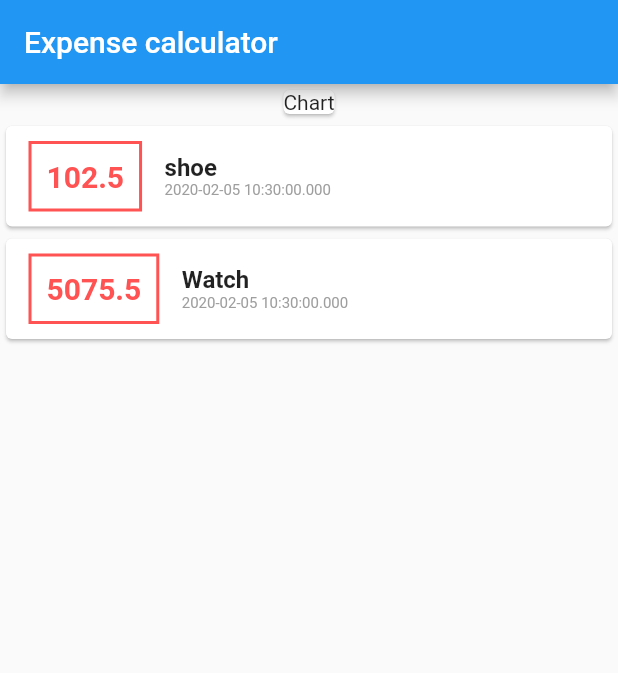
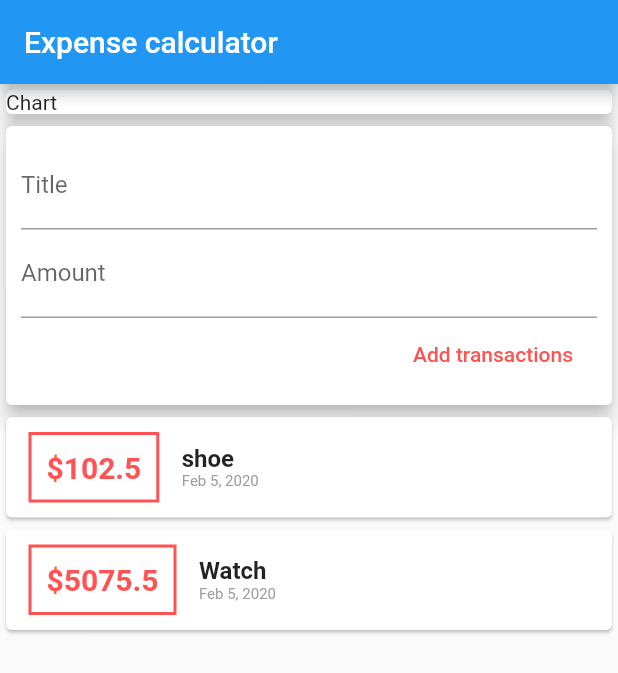
Before and after one commit to madhank93/flutter_personal_expense_app, a Flutter app: the screen it shows after launch, on a phone screen of 412 x 824 dp. Shown: the top 673 px of the screen. Run offline on Flutter 3.47's test engine with Material 2 defaults, Android fonts, the phone set to English and light mode, and no system bars.

Commit message:
Adding date format, text input fields and text_editing_controller

```diff
--- a/lib/main.dart
+++ b/lib/main.dart
@@ -1,4 +1,7 @@
 import 'package:flutter/material.dart';
+import 'package:flutter/rendering.dart';
+import 'package:intl/intl.dart';
+
 import 'package:flutter_personal_expense_app/transcation.dart';
 
 void main() => runApp(PersonalExpense());
@@ -10,18 +13,48 @@ class PersonalExpense extends StatelessWidget {
         id: '002', title: 'Watch', amount: 5075.50, date: DateTime.now())
   ];
 
+  final titleController = TextEditingController();
+  final amountController = TextEditingController();
+
   @override
   Widget build(BuildContext context) {
     return MaterialApp(
+      debugShowCheckedModeBanner: false,
       home: Scaffold(
         appBar: AppBar(
           title: Text('Expense calculator'),
         ),
         body: Column(
+          crossAxisAlignment: CrossAxisAlignment.stretch,
           children: <Widget>[
             Container(
               child: Card(
                 child: Text('Chart'),
+                elevation: 5,
+              ),
+            ),
+            Card(
+              elevation: 5,
+              child: Container(
+                padding: EdgeInsets.all(10),
+                child: Column(
+                  crossAxisAlignment: CrossAxisAlignment.end,
+                  children: <Widget>[
+                    TextField(
+                      decoration: InputDecoration(labelText: 'Title'),
+                      controller: titleController,
+                    ),
+                    TextField(
+                      decoration: InputDecoration(labelText: 'Amount'),
+                      controller: amountController,
+                    ),
+                    FlatButton(
+                      onPressed: () {},
+                      child: Text('Add transactions'),
+                      textColor: Colors.redAccent,
+                    )
+                  ],
+                ),
               ),
             ),
             Column(
@@ -41,7 +74,7 @@ class PersonalExpense extends StatelessWidget {
                         ),
                       ),
                       child: Text(
-                        transact.amount.toString(),
+                        '\$${transact.amount}',
                         style: TextStyle(
                           fontWeight: FontWeight.bold,
                           fontSize: 20,
@@ -61,7 +94,9 @@ class PersonalExpense extends StatelessWidget {
                           ),
                         ),
                         Text(
-                          transact.date.toString(),
+                          DateFormat().add_yMMMd().format(transact.date),
+
+                          ///transact.date.toString()
                           style: TextStyle(
                             color: Colors.grey,
                             fontSize: 10,
--- a/pubspec.yaml
+++ b/pubspec.yaml
@@ -19,6 +19,7 @@ environment:
 dependencies:
   flutter:
     sdk: flutter
+  intl: ^0.16.1
 
   # The following adds the Cupertino Icons font to your application.
   # Use with the CupertinoIcons class for iOS style icons.
```
Also changed, not shown: pubspec.lock.
